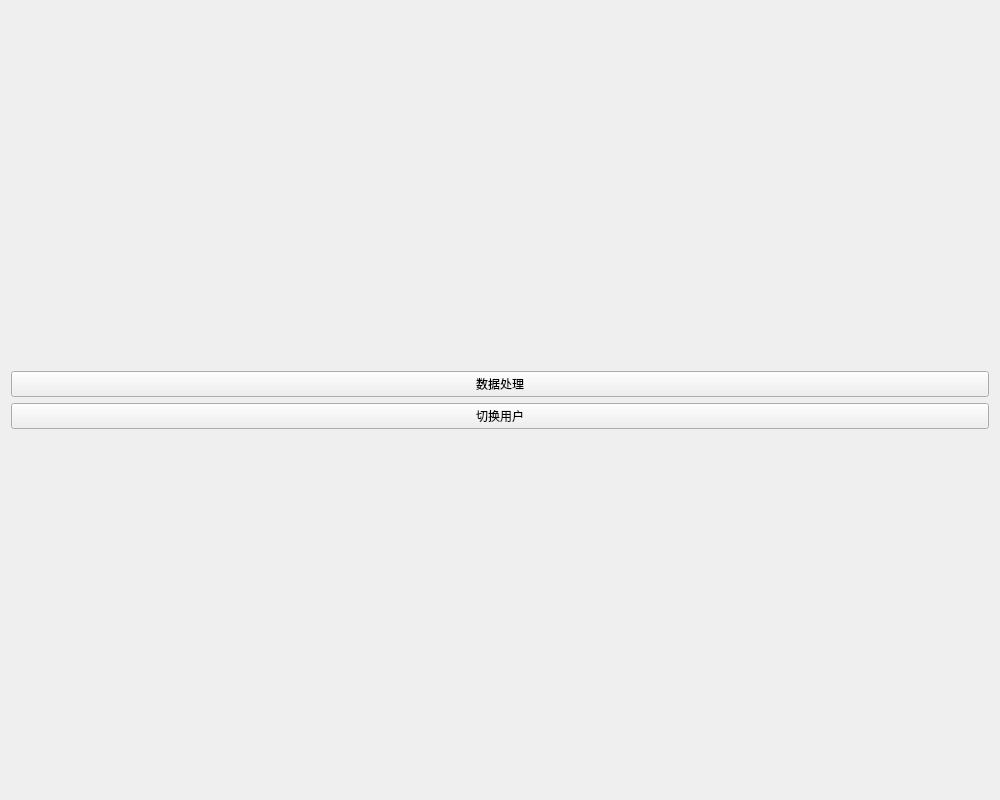
The window that src/ui/mainWindow.ui (CcooLcyy/checker) describes before a commit, drawn with Qt 5.
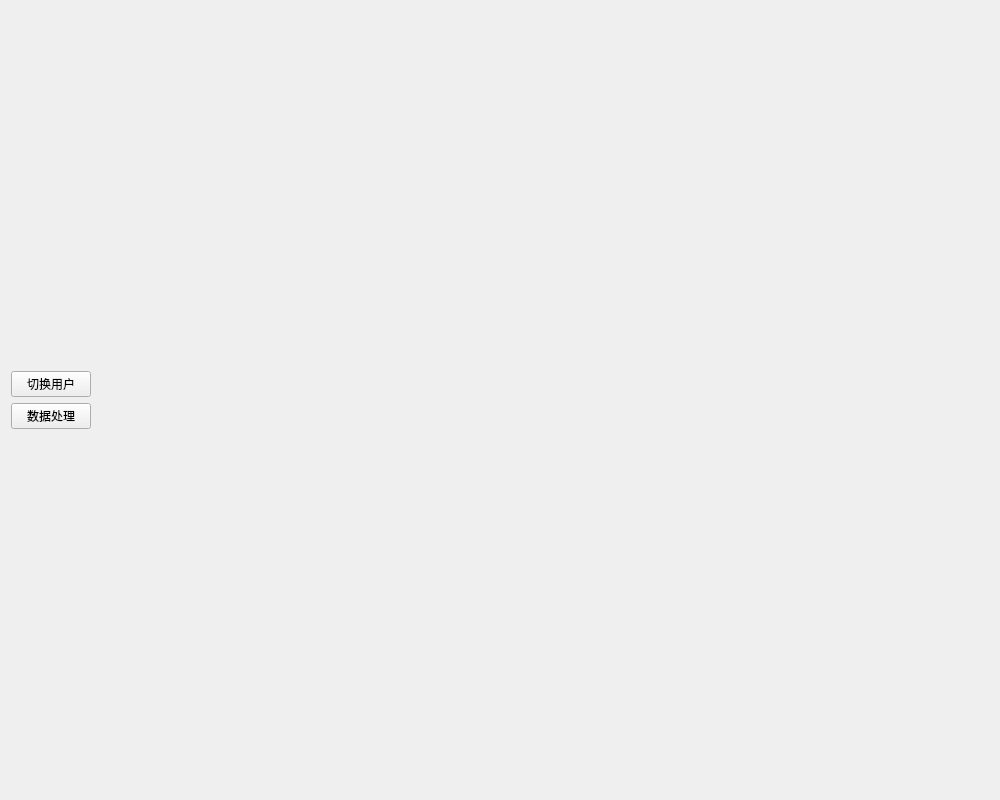
The same window after the commit.

Commit message: 更改布局方式

```diff
--- a/src/ui/mainWindow.ui
+++ b/src/ui/mainWindow.ui
@@ -25,22 +25,30 @@
   <property name="windowTitle">
    <string>主界面</string>
   </property>
-  <layout class="QGridLayout" name="gridLayout_2">
+  <layout class="QGridLayout" name="gridLayout_3">
    <item row="0" column="0">
     <layout class="QGridLayout" name="gridLayout">
      <item row="0" column="0">
-      <widget class="QPushButton" name="toDataWindowButton">
-       <property name="text">
-        <string>数据处理</string>
-       </property>
-      </widget>
+      <layout class="QHBoxLayout" name="horizontalLayout">
+       <item alignment="Qt::AlignLeft">
+        <widget class="QPushButton" name="changeUserButton">
+         <property name="text">
+          <string>切换用户</string>
+         </property>
+        </widget>
+       </item>
+      </layout>
      </item>
      <item row="1" column="0">
-      <widget class="QPushButton" name="changeUserButton">
-       <property name="text">
-        <string>切换用户</string>
-       </property>
-      </widget>
+      <layout class="QGridLayout" name="gridLayout_2">
+       <item row="0" column="0" alignment="Qt::AlignLeft">
+        <widget class="QPushButton" name="toDataWindowButton">
+         <property name="text">
+          <string>数据处理</string>
+         </property>
+        </widget>
+       </item>
+      </layout>
      </item>
     </layout>
    </item>
```
The commit also changes 4 other files.
